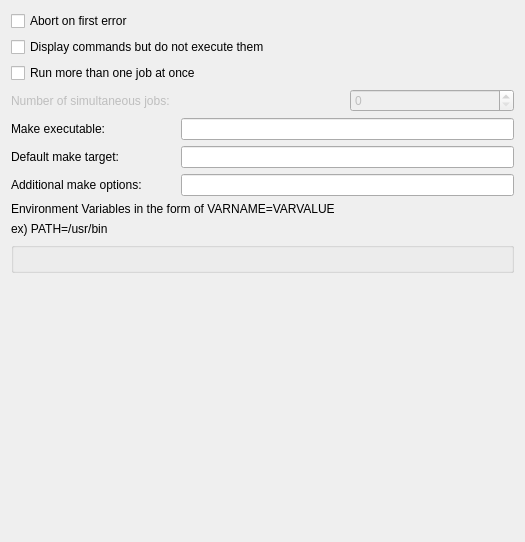
KDE/kdevelop, file buildtools/builders/makebuilder/makeconfig.ui: the form before one commit.
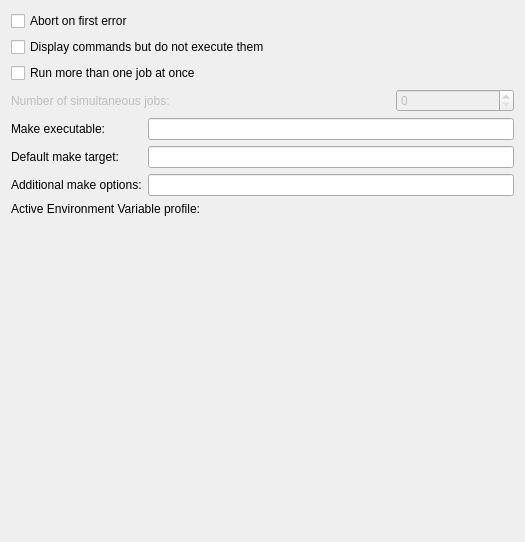
The form after the commit. Custom widgets are drawn as their Qt base class.

Commit message:
1. Add environment variable configuration switching combobox in kdevplatform/util. Change MakeBuilder kcm to use this to switch between multiple env var configurations.
2. Provide static getters for environment variable pairs.
Environment variables are saved with special internal formatting.
Thus it is discouraged to fetch env vars directly from config file.

```diff
--- a/buildtools/builders/makebuilder/makeconfig.ui
+++ b/buildtools/builders/makebuilder/makeconfig.ui
@@ -34,7 +34,7 @@
      </property>
     </widget>
    </item>
-   <item row="3" column="0" colspan="2" >
+   <item row="3" column="0" colspan="3" >
     <widget class="QLabel" name="label" >
      <property name="enabled" >
       <bool>false</bool>
@@ -44,7 +44,7 @@
      </property>
     </widget>
    </item>
-   <item row="3" column="2" >
+   <item row="3" column="3" >
     <widget class="QSpinBox" name="kcfg_numberOfJobs" >
      <property name="enabled" >
       <bool>false</bool>
@@ -58,7 +58,7 @@
      </property>
     </widget>
    </item>
-   <item row="4" column="1" colspan="2" >
+   <item row="4" column="1" colspan="3" >
     <widget class="KLineEdit" name="kcfg_makeBinary" />
    </item>
    <item row="5" column="0" >
@@ -68,7 +68,7 @@
      </property>
     </widget>
    </item>
-   <item row="5" column="1" colspan="2" >
+   <item row="5" column="1" colspan="3" >
     <widget class="KLineEdit" name="kcfg_defaultTarget" />
    </item>
    <item row="6" column="0" >
@@ -78,31 +78,20 @@
      </property>
     </widget>
    </item>
-   <item row="6" column="1" colspan="2" >
+   <item row="6" column="1" colspan="3" >
     <widget class="KLineEdit" name="kcfg_additionalOptions" />
    </item>
-   <item row="7" column="0" colspan="3" >
+   <item row="7" column="0" colspan="2" >
     <widget class="QLabel" name="label_2" >
      <property name="text" >
-      <string>Environment Variables in the form of VARNAME=VARVALUE</string>
+      <string>Active Environment Variable profile: </string>
      </property>
     </widget>
    </item>
-   <item row="8" column="0" colspan="3" >
-    <widget class="QLabel" name="label_3" >
-     <property name="text" >
-      <string>ex) PATH=/usr/bin</string>
-     </property>
-    </widget>
+   <item row="7" column="2" colspan="2" >
+    <widget class="EnvSelectWidget" native="1" name="envSelectWidget" />
    </item>
-   <item row="9" column="0" colspan="3" >
-    <widget class="KEditListBox" name="kcfg_environmentVars" >
-     <property name="buttons" >
-      <set>KEditListBox::Add|KEditListBox::Remove</set>
-     </property>
-    </widget>
-   </item>
-   <item row="10" column="0" colspan="3" >
+   <item row="8" column="0" colspan="4" >
     <spacer>
      <property name="orientation" >
       <enum>Qt::Vertical</enum>
@@ -118,16 +107,17 @@
   </layout>
  </widget>
  <customwidgets>
-  <customwidget>
-   <class>KEditListBox</class>
-   <extends>QGroupBox</extends>
-   <header>keditlistbox.h</header>
-  </customwidget>
   <customwidget>
    <class>KLineEdit</class>
    <extends>QLineEdit</extends>
    <header>klineedit.h</header>
   </customwidget>
+  <customwidget>
+   <class>EnvSelectWidget</class>
+   <extends>QWidget</extends>
+   <header location="global" >envselectwidget.h</header>
+   <container>1</container>
+  </customwidget>
  </customwidgets>
  <resources/>
  <connections>
```
Left out of the diff: 6 changed lines with no effect on the pictures. The commit also changes 4 other files.
